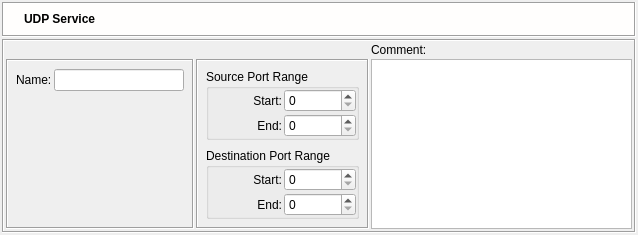
Qt form src/gui/udpservicedialog_q.ui (fwbuilder/fwbuilder) before a commit.
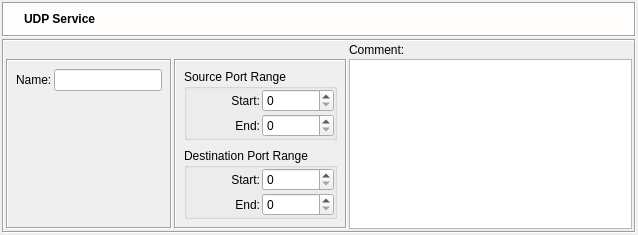
The same form after that commit. Icons and pictures are not drawn.

What changed in the file:
```diff
--- a/src/gui/udpservicedialog_q.ui
+++ b/src/gui/udpservicedialog_q.ui
@@ -512,7 +512,7 @@
              </property>
              <property name="minimumSize" >
               <size>
-               <width>130</width>
+               <width>0</width>
                <height>0</height>
               </size>
              </property>
```
